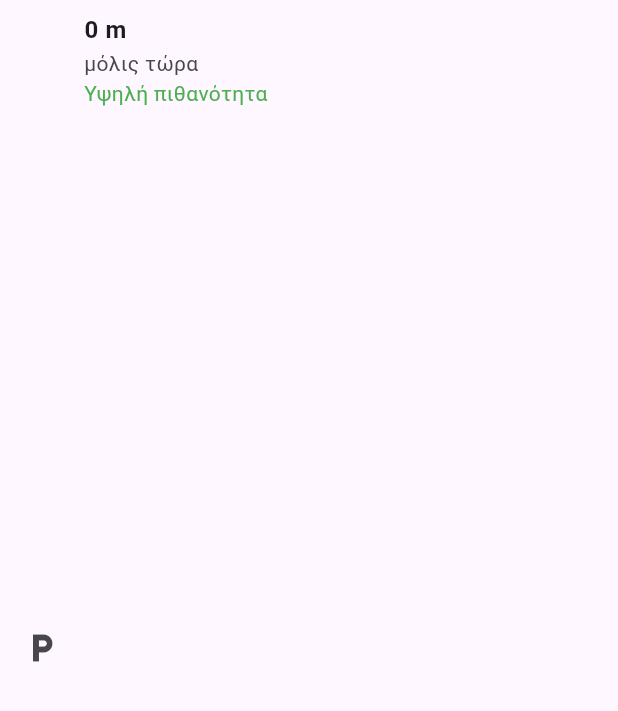
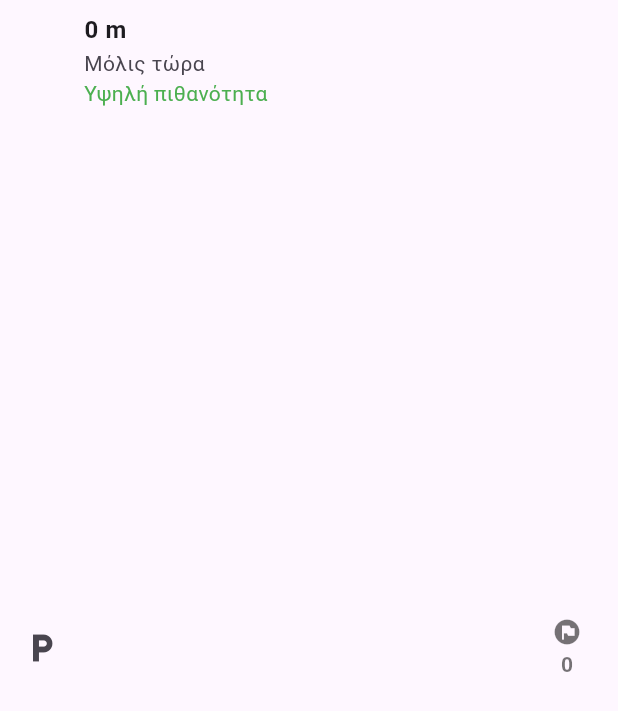
Before and after one commit to MariosAk/parkingmap, a Flutter app: the ParkingSpotTile widget shown alone on an empty page, opened directly with empty values, on a phone screen of 412 x 824 dp. Shown: the top 711 px of the screen. Run offline on Flutter 3.47's test engine with Material 3 defaults, Android fonts, the light colour scheme and no system bars; drawn by our look-alikes of overlay_support; our stand-ins replace awesome_notifications, device_info_plus, firebase_auth, firebase_core, firebase_crashlytics, firebase_messaging and 16 more; missing offline and left inert: encrypt, flutter_map_marker_popup, flutter_map_math, flutter_ringtone_player; accounts and stored records are empty.

Commit message:
major implementations

```diff
--- a/lib/main.dart
+++ b/lib/main.dart
@@ -5,6 +5,7 @@ import 'package:firebase_crashlytics/firebase_crashlytics.dart';
 import 'package:flutter/foundation.dart';
 import 'package:flutter/material.dart';
 import 'package:flutter_map/flutter_map.dart';
+import 'package:flutter_ringtone_player/flutter_ringtone_player.dart';
 import 'package:hive_flutter/hive_flutter.dart';
 import 'package:latlong2/latlong.dart';
 import 'package:overlay_support/overlay_support.dart';
@@ -143,9 +144,8 @@ class _MyHomePageState extends State<MyHomePage> with WidgetsBindingObserver {
   final ParkingService _parkingService = getIt<ParkingService>();
   final InitService _initService = getIt<InitService>();
 
+  final FlutterRingtonePlayer flutterRingtonePlayer = FlutterRingtonePlayer();
   // #endregion
-
-
 
   Future registerNotification() async {
     // 1. Initialize the Firebase app
@@ -189,6 +189,7 @@ class _MyHomePageState extends State<MyHomePage> with WidgetsBindingObserver {
           final point = LatLng(latitude, longitude);
           if (type == "add") {
             _parkingService.addMarkerFromNotification(point, address);
+            flutterRingtonePlayer.playNotification();
             if (vibrationEnabled) {
               Vibration.vibrate();
             }
--- a/lib/screens/declare.dart
+++ b/lib/screens/declare.dart
@@ -56,12 +56,12 @@ class DeclareSpotScreen extends StatelessWidget {
                           .currentLocation;
                   _parkingService.addLeaving(location, await _authService.getCurrentUserUID()).then(
                     (value) {
-                      if (value) {
+                      if (value.success) {
                         toastification.show(
                             context: context,
                             type: ToastificationType.success,
                             style: ToastificationStyle.flat,
-                            title: const Text("Spot has been vacated!"),
+                            title: Text(value.reason),
                             alignment: Alignment.bottomCenter,
                             autoCloseDuration: const Duration(seconds: 4),
                             borderRadius: BorderRadius.circular(100.0),
@@ -71,7 +71,7 @@ class DeclareSpotScreen extends StatelessWidget {
                         _pointsService.updatePoints();
                         //_parkingService.addMarkerFromNotification(new LatLng(location!.latitude!, location!.longitude!));
                       } else {
-                        globals.showServerErrorToast(context);
+                        globals.showToast(context, value.reason, ToastificationType.error);
                       }
                     },
                   );
--- a/lib/tools/app_config.dart
+++ b/lib/tools/app_config.dart
@@ -9,7 +9,7 @@ class AppConfig {
   // Private constructor
   AppConfig._internal()
       : apiUrl = kReleaseMode
-            ? 'http://192.168.1.64:3000' //'https://parking-backend-gmj3.onrender.com'
+            ? 'https://parking-backend-gmj3.onrender.com'
             : 'http://192.168.1.64:3000';
 
   // Getter to access the instance
--- a/lib/tools/parkingspottile_widget.dart
+++ b/lib/tools/parkingspottile_widget.dart
@@ -5,7 +5,7 @@ class ParkingSpotTile extends StatelessWidget {
   final Duration age;
   final double? probability; // 0.0 – 1.0
   final VoidCallback onTap;
-
+  final int reportCount;
 
   const ParkingSpotTile({
     super.key,
@@ -13,22 +13,20 @@ class ParkingSpotTile extends StatelessWidget {
     required this.age,
     this.probability,
     required this.onTap,
+    required this.reportCount
   });
 
   double get _calculatedProbability {
     final minutes = age.inMinutes;
 
-    // Spot is expired after 30 minutes
-    if (minutes >= 30) return 0.0;
+    // Spot is expired after 15 minutes
+    if (minutes >= 15) return 0.0;
 
     // Very fresh (0-5 mins)
     if (minutes <= 5) return 1.0;
 
-    // Decay over the remaining 25 minutes
-    // at 10 mins -> 0.8
-    // at 17.5 mins -> 0.5
-    // at 25 mins -> 0.2
-    double remainingRatio = (30 - minutes) / 25.0;
+    // Decay over the remaining 10 minutes
+    double remainingRatio = (15 - minutes) / 10.0;
     return remainingRatio.clamp(0.0, 1.0);
   }
 
@@ -43,7 +41,7 @@ class ParkingSpotTile extends StatelessWidget {
   String getProbabilityLabel() {
     final prob = _calculatedProbability;
 
-    if (age.inMinutes >= 30) return 'Έληξε';
+    if (age.inMinutes >= 15) return 'Θα διαγραφεί σύντομα';
 
     if (prob > 0.66) return 'Υψηλή πιθανότητα';
     if (prob > 0.33) return 'Μέτρια πιθανότητα';
@@ -52,9 +50,9 @@ class ParkingSpotTile extends StatelessWidget {
 
 
   String formatAge(Duration d) {
-    if (d.inMinutes >= 30) return 'έληξε';
-    if (d.inMinutes < 1) return 'μόλις τώρα';
-    if (d.inMinutes < 60) return 'πριν ${d.inMinutes} λεπτά';
+    if (d.inMinutes >= 15) return 'Έληξε';
+    if (d.inMinutes < 1) return 'Μόλις τώρα';
+    if (d.inMinutes < 60) return 'Πριν ${d.inMinutes} λεπτά';
     return 'πριν ${d.inHours} ώρες';
   }
 
@@ -75,6 +73,25 @@ class ParkingSpotTile extends StatelessWidget {
           ),
         ],
       ),
+      trailing: Column(
+        mainAxisAlignment: MainAxisAlignment.center,
+        children: [
+          Icon(
+            Icons.flag_circle, // An icon representing reports
+            color: reportCount >= 3 ? Colors.red : Colors.black54,
+            size: 20,
+          ),
+          const SizedBox(height: 2),
+          Text(
+            reportCount.toString(),
+            style: const TextStyle(
+              fontWeight: FontWeight.bold,
+              color: Colors.black54,
+              fontSize: 14,
+            ),
+          ),
+        ],
+      ),
       onTap: onTap,
     );
   }
--- a/pubspec.yaml
+++ b/pubspec.yaml
@@ -16,7 +16,7 @@ publish_to: 'none' # Remove this line if you wish to publish to pub.dev
 # https://developer.apple.com/library/archive/documentation/General/Reference/InfoPlistKeyReference/Articles/CoreFoundationKeys.html
 # In Windows, build-name is used as the major, minor, and patch parts
 # of the product and file versions while build-number is used as the build suffix.
-version: 1.0.0+6
+version: 1.0.0+7
 
 environment:
   sdk: '>=3.4.3 <4.0.0'
@@ -83,6 +83,7 @@ dependencies:
   encrypt: ^5.0.3
   flutter_secure_storage: ^9.2.2
   get_it: ^9.0.5
+  flutter_ringtone_player: ^4.0.0
 
 dependency_overrides:
     package_info_plus: any
```
Also changed, not shown: lib/screens/home_page.dart (+87 -65 lines), lib/services/globals.dart (+13 -0 lines), lib/services/parking_service.dart (+68 -10 lines), lib/services/user_service.dart (+18 -0 lines), pubspec.lock, 1 other file.
